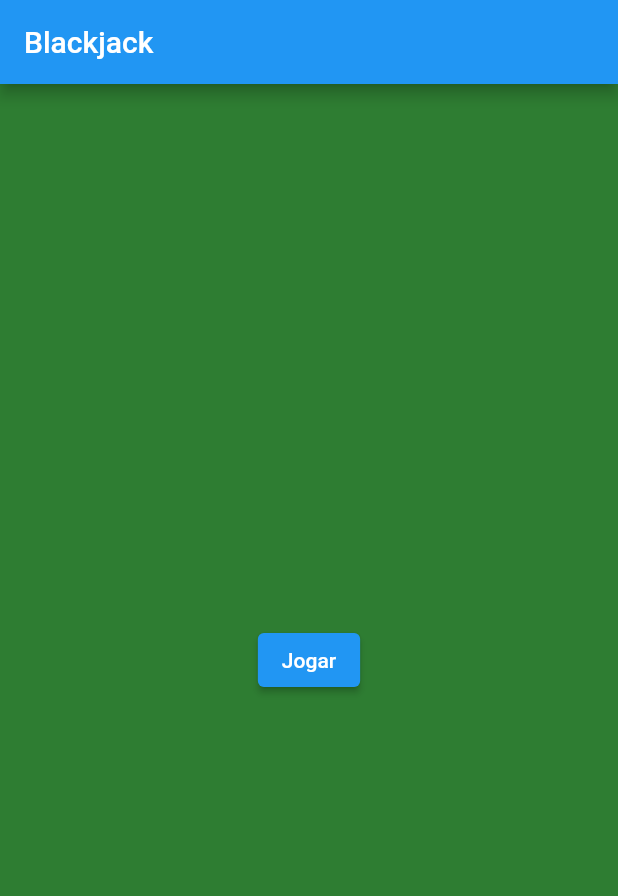
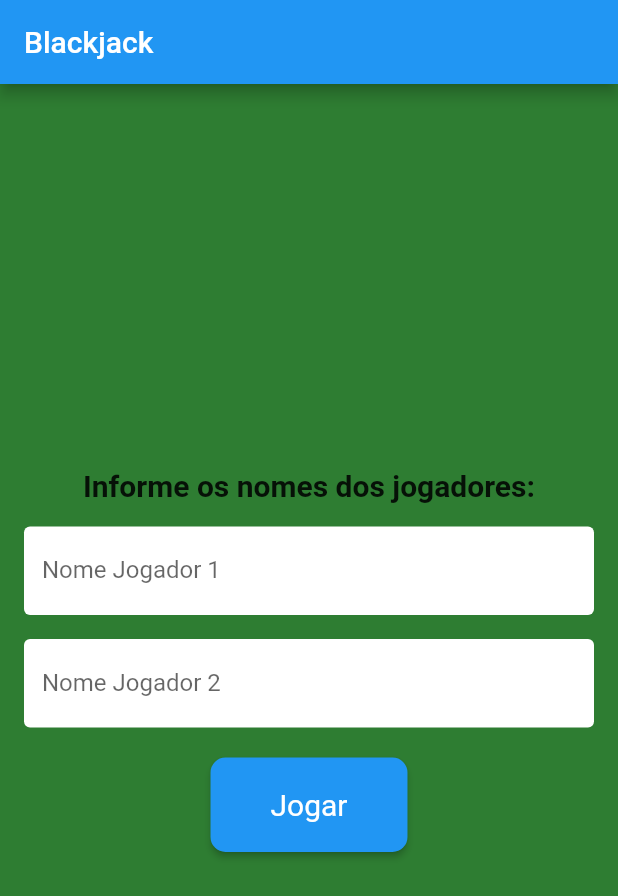
Before and after one commit to Eduardo-Alves-de-Sousa/Black_Jack, a Flutter app: the screen it shows after launch, on a phone screen of 412 x 824 dp. Shown: the top 896 px of the screen. Run offline on Flutter 3.47's test engine with Material 2 defaults, Android fonts, the phone set to English and light mode, and no system bars.

Commit message:
Atualizações

```diff
--- /dev/null
+++ b/jogo/lib/exceptions/jogador_exception.dart
@@ -0,0 +1,8 @@
+class JogadorException implements Exception {
+  final String mensagem;
+
+  JogadorException(this.mensagem);
+
+  @override
+  String toString() => 'JogadorException: $mensagem';
+}
--- /dev/null
+++ b/jogo/lib/home_screen.dart
@@ -0,0 +1,117 @@
+import 'package:flutter/material.dart';
+import 'jogo_blackjack.dart';
+
+class HomeScreen extends StatelessWidget {
+  const HomeScreen({Key? key}) : super(key: key);
+
+  @override
+  Widget build(BuildContext context) {
+    TextEditingController jogador1Controller = TextEditingController();
+    TextEditingController jogador2Controller = TextEditingController();
+
+    return Scaffold(
+      appBar: AppBar(
+        title: const Text('Blackjack'),
+      ),
+      backgroundColor: const Color(0xFF2E7D32),
+      body: Padding(
+        padding: const EdgeInsets.all(16.0),
+        child: Column(
+          mainAxisAlignment: MainAxisAlignment.center,
+          children: <Widget>[
+            const Text(
+              'Informe os nomes dos jogadores:',
+              style: TextStyle(fontSize: 20, fontWeight: FontWeight.bold),
+            ),
+            const SizedBox(height: 16),
+            Form(
+              child: Column(
+                children: [
+                  TextFormField(
+                    controller: jogador1Controller,
+                    style: const TextStyle(color: Colors.black),
+                    decoration: InputDecoration(
+                      labelText: 'Nome Jogador 1',
+                      filled: true,
+                      fillColor: Colors.white,
+                      border: OutlineInputBorder(
+                        borderRadius: BorderRadius.circular(12),
+                      ),
+                      focusedBorder: const OutlineInputBorder(
+                        borderSide: BorderSide.none,
+                      ),
+                      enabledBorder: const OutlineInputBorder(
+                        borderSide: BorderSide.none,
+                      ),
+                      floatingLabelBehavior: FloatingLabelBehavior.never,
+                    ),
+                  ),
+                  const SizedBox(height: 16),
+                  TextFormField(
+                    controller: jogador2Controller,
+                    style: const TextStyle(color: Colors.black),
+                    decoration: InputDecoration(
+                      labelText: 'Nome Jogador 2',
+                      filled: true,
+                      fillColor: Colors.white,
+                      border: OutlineInputBorder(
+                        borderRadius: BorderRadius.circular(15),
+                      ),
+                      focusedBorder: const OutlineInputBorder(
+                        borderSide: BorderSide.none,
+                      ),
+                      enabledBorder: const OutlineInputBorder(
+                        borderSide: BorderSide.none,
+                      ),
+                      floatingLabelBehavior: FloatingLabelBehavior.never,
+                    ),
+                  ),
+                ],
+              ),
+            ),
+            const SizedBox(height: 20),
+            ElevatedButton(
+              style: ButtonStyle(
+                padding: MaterialStateProperty.all<EdgeInsetsGeometry>(
+                  const EdgeInsets.symmetric(horizontal: 40, vertical: 20),
+                ),
+                shape: MaterialStateProperty.all<OutlinedBorder>(
+                  RoundedRectangleBorder(
+                    borderRadius: BorderRadius.circular(10),
+                  ),
+                ),
+                textStyle: MaterialStateProperty.all<TextStyle>(
+                  const TextStyle(fontSize: 20),
+                ),
+              ),
+              onPressed: () {
+                if (jogador1Controller.text.isNotEmpty &&
+                    jogador2Controller.text.isNotEmpty) {
+                  Navigator.push(
+                    context,
+                    MaterialPageRoute(
+                      builder: (context) => JogoBlackjack(
+                        jogador1Controller.text,
+                        jogador2Controller.text,
+                      ),
+                    ),
+                  );
+                } else {
+                  // Exibir um snackbar ou alerta informando que ambos os nomes devem ser preenchidos.
+                  ScaffoldMessenger.of(context).showSnackBar(
+                    const SnackBar(
+                      content: Text(
+                        'Por favor, insira os nomes dos jogadores.',
+                      ),
+                    ),
+                  );
+                }
+              },
+              child: const Text('Jogar'),
+            ),
+          ],
+        ),
+      ),
+    );
+  }
+}
--- a/jogo/lib/Jogo.dart
+++ b/jogo/lib/jogo_blackjack.dart
@@ -1,12 +1,14 @@
-// ignore_for_file: file_names
-
 import 'package:flutter/material.dart';
+import 'carta_widget.dart';
 import 'package:jogo/models/jogador.dart';
 import 'package:jogo/models/baralho.dart';
-import 'package:jogo/models/cartas.dart';
 
 class JogoBlackjack extends StatefulWidget {
-  const JogoBlackjack({Key? key}) : super(key: key);
+  final String nomeJogador1;
+  final String nomeJogador2;
+
+  const JogoBlackjack(this.nomeJogador1, this.nomeJogador2, {Key? key})
+      : super(key: key);
 
   @override
   // ignore: library_private_types_in_public_api
@@ -28,8 +30,10 @@ class _JogoBlackjackState extends State<JogoBlackjack> {
     baralho = Baralho();
     baralho.embaralhar();
 
-    jogador1 = Jogador(nome: 'Jogador 1', mao: [], carteira: 1000, aposta: 0);
-    jogador2 = Jogador(nome: 'Jogador 2', mao: [], carteira: 1000, aposta: 0);
+    jogador1 =
+        Jogador(nome: widget.nomeJogador1, mao: [], carteira: 1000, aposta: 0);
+    jogador2 =
+        Jogador(nome: widget.nomeJogador2, mao: [], carteira: 1000, aposta: 0);
 
     // Distribuir cartas iniciais
     jogador1.receberCarta(baralho.pegarCarta());
@@ -52,7 +56,7 @@ class _JogoBlackjackState extends State<JogoBlackjack> {
         child: Column(
           mainAxisAlignment: MainAxisAlignment.center,
           children: <Widget>[
-            Text('Pontuação do Jogador 1: ${jogador1.obterPontuacao()}'),
+            Text('Pontuação do ${jogador1.nome}: ${jogador1.obterPontuacao()}'),
             const SizedBox(height: 16),
             const Text('Cartas do Jogador 1:'),
             SizedBox(
@@ -76,7 +80,7 @@ class _JogoBlackjackState extends State<JogoBlackjack> {
               child: const Text('Jogador 1 - Receber Carta'),
             ),
             const SizedBox(height: 32),
-            Text('Pontuação do Jogador 2: ${jogador2.obterPontuacao()}'),
+            Text('Pontuação do ${jogador2.nome}: ${jogador2.obterPontuacao()}'),
             const SizedBox(height: 16),
             const Text('Cartas do Jogador 2:'),
             SizedBox(
@@ -108,6 +112,7 @@ class _JogoBlackjackState extends State<JogoBlackjack> {
               },
               child: const Text('Encerrar Rodada'),
             ),
+            const SizedBox(height: 20),
             if (jogador1.obterPontuacao() == 21 ||
                 jogador2.obterPontuacao() == 21)
               ElevatedButton(
@@ -121,6 +126,7 @@ class _JogoBlackjackState extends State<JogoBlackjack> {
             if (jogador1.obterPontuacao() < 21 ||
                 jogador2.obterPontuacao() < 21)
               ElevatedButton(
+                // style: ElevatedButton.styleFrom(textStyle: ),
                 onPressed: () {
                   setState(() {
                     pararDeReceberCartas();
@@ -165,10 +171,10 @@ class _JogoBlackjackState extends State<JogoBlackjack> {
             pontuacaoJogador2 <= 21 &&
             pontuacaoJogador2 >= pontuacaoJogador1)) {
       // ignore: avoid_print
-      print('Jogador 2 vence!');
+      print('${jogador2.nome} vence!');
     } else {
       // ignore: avoid_print
-      print('Jogador 1 vence!');
+      print('${jogador1.nome} vence!');
     }
 
     iniciarJogo();
@@ -194,39 +200,12 @@ class _JogoBlackjackState extends State<JogoBlackjack> {
             pontuacaoJogador2 <= 21 &&
             pontuacaoJogador2 >= pontuacaoJogador1)) {
       // ignore: avoid_print
-      print('Jogador 2 vence!');
+      print('${jogador2.nome} vence!');
     } else {
       // ignore: avoid_print
-      print('Jogador 1 vence!');
+      print('${jogador1.nome} vence!');
     }
 
     iniciarJogo();
   }
 }
-
-class CartaWidget extends StatelessWidget {
-  final Cartas carta;
-  final double width;
-  final double height;
-
-  const CartaWidget(this.carta,
-      {Key? key, required this.width, required this.height})
-      : super(key: key);
-
-  @override
-  Widget build(BuildContext context) {
-    return Container(
-      width: width,
-      height: height,
-      margin: const EdgeInsets.all(4),
-      color: const Color.fromARGB(255, 252, 252, 252),
-      child: Center(
-        child: Text(
-          '${carta.rank} ${carta.emoji}',
-          textAlign: TextAlign.center,
-          style: const TextStyle(fontSize: 24),
-        ),
-      ),
-    );
-  }
-}
--- a/jogo/lib/main.dart
+++ b/jogo/lib/main.dart
@@ -1,5 +1,5 @@
 import 'package:flutter/material.dart';
-import 'package:jogo/Jogo.dart';
+import 'home_screen.dart';
 
 void main() {
   runApp(const MyApp());
@@ -15,32 +15,8 @@ class MyApp extends StatelessWidget {
       theme: ThemeData(
         primarySwatch: Colors.blue,
       ),
+      debugShowCheckedModeBanner: false,
       home: const HomeScreen(),
     );
   }
 }
-
-class HomeScreen extends StatelessWidget {
-  const HomeScreen({Key? key}) : super(key: key);
-
-  @override
-  Widget build(BuildContext context) {
-    return Scaffold(
-      appBar: AppBar(
-        title: const Text('Blackjack'),
-      ),
-      backgroundColor: const Color(0xFF2E7D32), // Define a cor de fundo
-      body: Center(
-        child: ElevatedButton(
-          onPressed: () {
-            Navigator.push(
-              context,
-              MaterialPageRoute(builder: (context) => const JogoBlackjack()),
-            );
-          },
-          child: const Text('Jogar'),
-        ),
-      ),
-    );
-  }
-}
```
Also changed, not shown: jogo/lib/carta_widget.dart (added, +29 -0 lines), jogo/lib/exceptions/baralho_exception.dart (added, +10 -0 lines), jogo/lib/exceptions/partida_exception.dart (added, +8 -0 lines), jogo/lib/models/baralho.dart (+5 -3 lines), jogo/lib/models/jogador.dart (+9 -4 lines), jogo/lib/models/partida.dart (+15 -0 lines), jogo/lib/view/jogador_view.dart (renamed from jogo/lib/view/JogadorView.dart, +7 -7 lines), jogo/lib/view/partida_view.dart (renamed from jogo/lib/view/PartidaView.dart, +9 -9 lines), jogo/lib/controllers/baralho_controller.dart (renamed from jogo/lib/controllers/BaralhoController.dart), jogo/lib/controllers/cartas_controller.dart (renamed from jogo/lib/controllers/CartasController.dart), jogo/lib/controllers/jogador_controller.dart (renamed from jogo/lib/controllers/JogadorController.dart), jogo/lib/controllers/naipe_controller.dart (renamed from jogo/lib/controllers/NaipeController.dart), jogo/lib/controllers/partida_controller.dart (renamed from jogo/lib/controllers/PartidaController.dart), jogo/lib/view/baralho_view.dart (renamed from jogo/lib/view/BaralhoView.dart), 2 more files.
